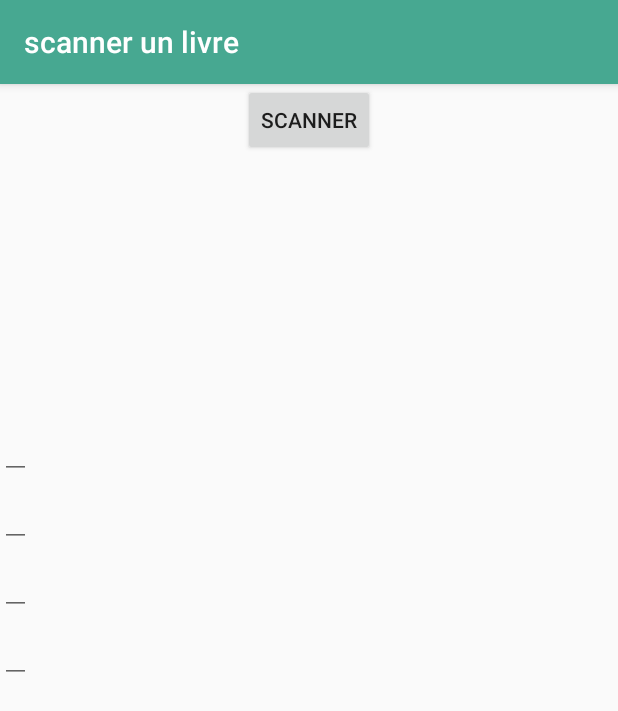
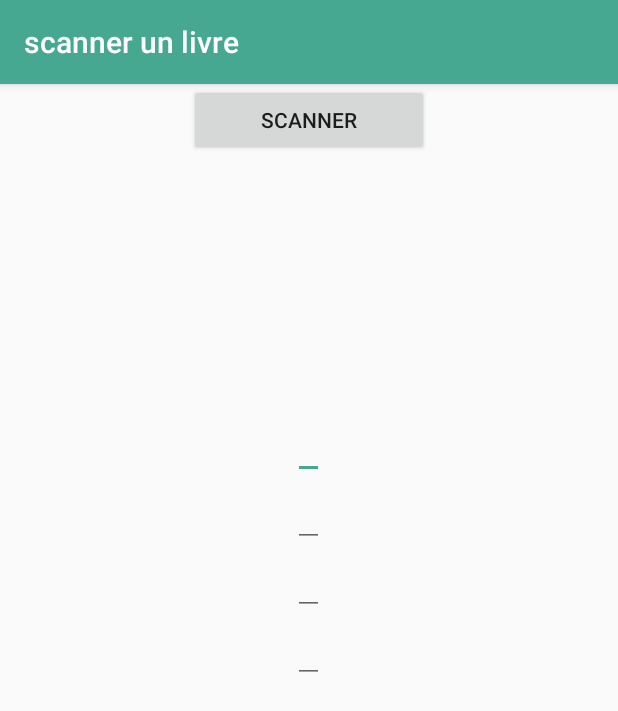
Before and after one commit to Nadia-Asn/Android-book, an Android app: the Scanne screen opened directly, with no data from a screen before it, on a phone screen of 412 x 824 dp. Shown: the top 711 px of the screen. Run offline under Robolectric (Android 15) with nearby library versions, the phone set to English and light mode, and no system bars.

```diff
--- a/app/src/main/AndroidManifest.xml
+++ b/app/src/main/AndroidManifest.xml
@@ -29,14 +29,14 @@
         <activity android:name=".DisplayDetailsBook"
             android:label="Détails du livre" />
         <activity android:name=".ListToAddBookCollectionActivity"
-            android:label="Ajout d'un livre à une catégorie" />
+            android:label="My Collection " />
         <activity android:name=".DisplayListCollectionActivity"
             android:label="Liste des collections " />
 
         <activity android:name=".ListBookCollectionDisplayActivity"
-            android:label="Livres de la collection" />
+            android:label="My Collection" />
         <activity android:name=".NewCollectionActivity"
-            android:label="Ajout d'une nouvelle collection" />
+            android:label="Nouvelle collection" />
         <activity android:name=".CollectionActivity"
             android:label="Gestion des collections" />
 
--- a/app/src/main/res/layout/activity_collection.xml
+++ b/app/src/main/res/layout/activity_collection.xml
@@ -39,7 +39,7 @@
         android:layout_height="wrap_content"
         android:layout_marginTop="30dp"
         android:layout_gravity="center"
-        android:id="@+id/addCollection"
+        android:id="@+id/listCollection"
         android:layout_below="@+id/android_picture"
         android:layout_toLeftOf="@+id/cancel"
         android:layout_toStartOf="@+id/cancel" />
@@ -49,7 +49,7 @@
         android:layout_width="wrap_content"
         android:layout_height="wrap_content"
         android:layout_gravity="center"
-        android:id="@+id/listCollection"
+        android:id="@+id/addCollection"
         android:background="@drawable/blue_button"
         android:layout_marginTop="21dp"
         android:layout_below="@+id/addCollection"
--- a/app/src/main/res/layout/scan_isbn.xml
+++ b/app/src/main/res/layout/scan_isbn.xml
@@ -1,38 +1,37 @@
 <?xml version="1.0" encoding="utf-8"?>
+
+
 <RelativeLayout xmlns:android="http://schemas.android.com/apk/res/android"
     xmlns:tools="http://schemas.android.com/tools"
     android:layout_width="match_parent"
     android:layout_height="match_parent">
 
+
+    <ScrollView
+        android:layout_width="match_parent"
+        android:layout_height="match_parent"
+        android:layout_alignParentTop="true"
+        android:layout_alignParentLeft="true"
+        android:fillViewport="true"
+        android:layout_alignParentStart="true">
+
+       <LinearLayout
+           android:layout_width="fill_parent"
+           android:layout_height="wrap_content"
+           android:orientation="vertical">
+
+
         <Button android:id="@+id/buttonScan"
-        android:layout_width="wrap_content"
+            android:layout_width="160dp"
             android:layout_height="wrap_content"
+            android:layout_gravity="center"
             android:text="Scanner"
             android:layout_centerHorizontal="true" />
-    <TextView
-        android:id="@+id/scan_format"
-        android:layout_width="wrap_content"
-        android:layout_height="wrap_content"
-        android:textIsSelectable="true"
-        android:layout_centerHorizontal="true"
-        android:layout_below="@id/buttonScan" />
-    <TextView
-        android:id="@+id/scan_content"
-        android:layout_width="wrap_content"
-        android:layout_height="wrap_content"
-        android:textIsSelectable="true"
-        android:layout_centerHorizontal="true"
-        android:layout_below="@id/scan_format" />
-
-    <LinearLayout
-        android:layout_width="match_parent"
-        android:layout_height="match_parent"
-        android:orientation="vertical"
-        android:layout_below="@id/buttonScan">
 
             <ImageView
                 android:id="@+id/thumb"
                 android:layout_width="150dp"
+                android:layout_gravity="center"
                 android:layout_height="170dp"
                 android:contentDescription="@string/thumb" />
 
@@ -42,21 +41,21 @@
                 android:layout_width="wrap_content"
                 android:layout_height="wrap_content"
                 android:textColor="#ff000000"
+                android:layout_gravity="center"
                 android:textStyle="bold" />
 
             <EditText
                 android:id="@+id/book_author"
                 android:layout_width="wrap_content"
                 android:layout_height="wrap_content"
+                android:layout_gravity="center"
                 android:textColor="#ffa13143" />
-
-
-
 
             <EditText
                 android:id="@+id/book_date"
                 android:layout_width="wrap_content"
                 android:layout_height="wrap_content"
+                android:layout_gravity="center"
                 android:textColor="#ff592d94" />
 
 
@@ -64,39 +63,23 @@
                 android:id="@+id/book_description"
                 android:layout_width="wrap_content"
                 android:layout_height="wrap_content"
-            android:textColor="#ff000000" />
-
-        <LinearLayout
-            android:id="@+id/star_layout"
-            android:layout_width="wrap_content"
-            android:layout_height="wrap_content"
-            android:orientation="horizontal" >
-        </LinearLayout>
-
-        <TextView
-            android:id="@+id/book_rating_count"
-            android:layout_width="wrap_content"
-            android:layout_height="wrap_content"
-            android:textColor="#ff2d6994"
-            android:textIsSelectable="true"
-            android:textStyle="italic" />
-
-        <LinearLayout
-            android:layout_width="wrap_content"
-            android:layout_height="wrap_content"
-            android:orientation="horizontal"
-            android:layout_gravity="center">
+                android:layout_gravity="center"
+                android:textColor="#ff000000"
+                android:layout_marginBottom="20dp"/>
 
             <Button
                 android:id="@+id/ajouter_btn"
                 android:layout_width="wrap_content"
                 android:layout_height="wrap_content"
                 android:layout_gravity="center"
-                android:text="@string/ajouter" />
+                android:text="@string/ajouter"
+                android:layout_alignParentBottom="true"
+                android:layout_alignLeft="@+id/buttonScan"
+                android:layout_alignStart="@+id/buttonScan"
+                android:layout_marginBottom="50dp"/>
 
        </LinearLayout>
 
 
-    </LinearLayout>
-
+    </ScrollView>
 </RelativeLayout>
```
Also changed, not shown: app/src/main/java/com/example/nadia/test_db/Collection/Book.java (+20 -9 lines), app/src/main/java/com/example/nadia/test_db/com/google/zxing/integration/android/Scanne.java (+46 -70 lines), app/src/main/res/layout/activity_new_collection.xml (+13 -7 lines), app/src/main/res/layout/add_book.xml (+16 -2 lines). Lines whose indentation alone changed are shown as unchanged.
